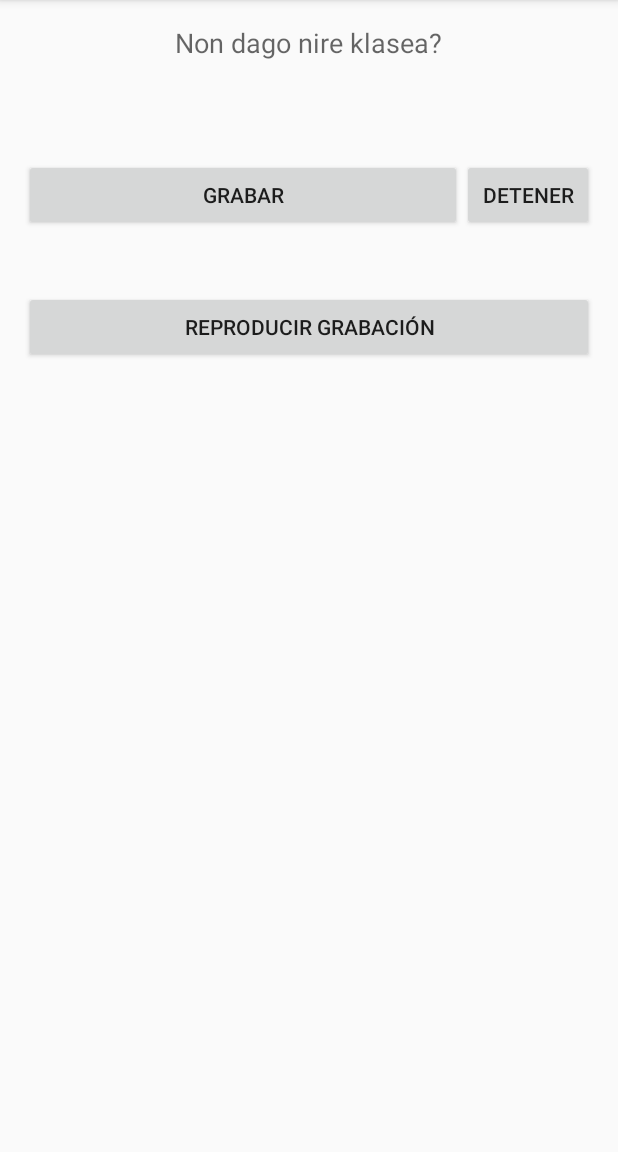
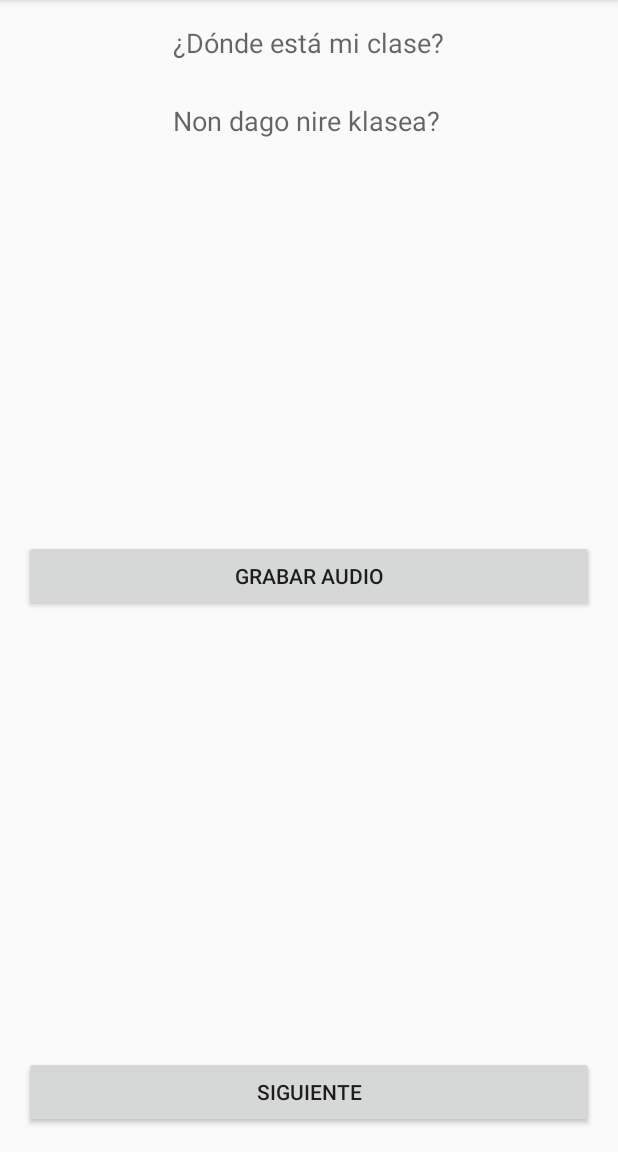
Before and after one commit to jivalle001/SENECAPP, an Android app: the Expresiones1Activity screen opened directly, with no data from a screen before it, on a phone screen of 412 x 824 dp, the part 84-1236 px from its top. Run offline under Robolectric (Android 15) with nearby library versions, the phone set to English and light mode, and no system bars; network calls fail; 3 statements that could not run were skipped.

Commit message:
Actividad expresiones1 terminada a falta de probarla en dispositivo real. Empezando expresiones2.

```diff
--- a/senecapp/app/src/main/res/layout/activity_expresiones1.xml
+++ b/senecapp/app/src/main/res/layout/activity_expresiones1.xml
@@ -1,7 +1,7 @@
 <?xml version="1.0" encoding="utf-8"?>
 <RelativeLayout xmlns:android="http://schemas.android.com/apk/res/android"
     xmlns:tools="http://schemas.android.com/tools"
-
+    android:id="@+id/expresion1_layout"
     android:layout_width="match_parent"
     android:layout_height="match_parent"
     android:paddingBottom="@dimen/activity_vertical_margin"
@@ -14,44 +14,43 @@
         android:layout_width="wrap_content"
         android:layout_height="wrap_content"
         android:textAppearance="?android:attr/textAppearanceMedium"
-        android:text="Non dago nire klasea?"
-        android:id="@+id/expresionText"
+        android:text="¿Dónde está mi clase?"
+        android:id="@+id/expresionTextCastellano"
         android:layout_alignParentTop="true"
         android:layout_centerHorizontal="true" />
+
+    <TextView
+        android:layout_width="wrap_content"
+        android:layout_height="wrap_content"
+        android:textAppearance="?android:attr/textAppearanceMedium"
+        android:text="Non dago nire klasea?"
+        android:id="@+id/expresionTextEuskara"
+        android:layout_below="@+id/expresionTextCastellano"
+        android:layout_alignLeft="@+id/expresionTextCastellano"
+        android:layout_alignStart="@+id/expresionTextCastellano"
+        android:layout_marginTop="27dp" />
 
     <Button
         android:layout_width="wrap_content"
         android:layout_height="wrap_content"
-        android:text="Grabar"
-        android:id="@+id/grabarButton"
-        android:layout_marginTop="65dp"
-        android:layout_below="@+id/expresionText"
+        android:text="Grabar Audio"
+        android:id="@+id/recordAudioButton"
+        android:onClick="grabarAudio"
+        android:layout_centerVertical="true"
         android:layout_alignParentLeft="true"
         android:layout_alignParentStart="true"
-        android:layout_toLeftOf="@+id/pararButton"
-        android:layout_toStartOf="@+id/pararButton"
-        android:onClick="grabar"/>
+        android:layout_alignParentRight="true"
+        android:layout_alignParentEnd="true" />
 
     <Button
         android:layout_width="wrap_content"
         android:layout_height="wrap_content"
-        android:text="Detener"
-        android:id="@+id/pararButton"
-        android:layout_alignTop="@+id/grabarButton"
+        android:text="Siguiente"
+        android:id="@+id/nextAudioButton"
+        android:layout_alignParentBottom="true"
         android:layout_alignParentRight="true"
         android:layout_alignParentEnd="true"
-        android:onClick="detener"/>
-
-    <Button
-        android:layout_width="wrap_content"
-        android:layout_height="wrap_content"
-        android:text="Reproducir grabación"
-        android:id="@+id/reproducirButton"
-        android:layout_below="@+id/grabarButton"
-        android:layout_marginTop="40dp"
         android:layout_alignParentLeft="true"
         android:layout_alignParentStart="true"
-        android:layout_alignParentRight="true"
-        android:layout_alignParentEnd="true"
-        android:onClick="reproducir"/>
+        android:onClick="nextExpresion"/>
 </RelativeLayout>
--- a/senecapp/app/src/main/res/values/strings.xml
+++ b/senecapp/app/src/main/res/values/strings.xml
@@ -46,4 +46,8 @@
 
     <!--Juego1-->
     <string name="action_home">Home</string>
+
+    <!--Expresiones1-->
+    <string name="noMicro">No hay microfono en tu dispositivo</string>
+    <string name="noApp">No hay app desde donde acceder a la función llamada</string>
 </resources>
```
Also changed, not shown: senecapp/app/src/main/java/tta/intel/eus/senecapp/Data.java (+52 -0 lines), senecapp/app/src/main/java/tta/intel/eus/senecapp/Expresiones.java (added, +125 -0 lines), senecapp/app/src/main/java/tta/intel/eus/senecapp/Expresiones1Activity.java (+111 -70 lines).
